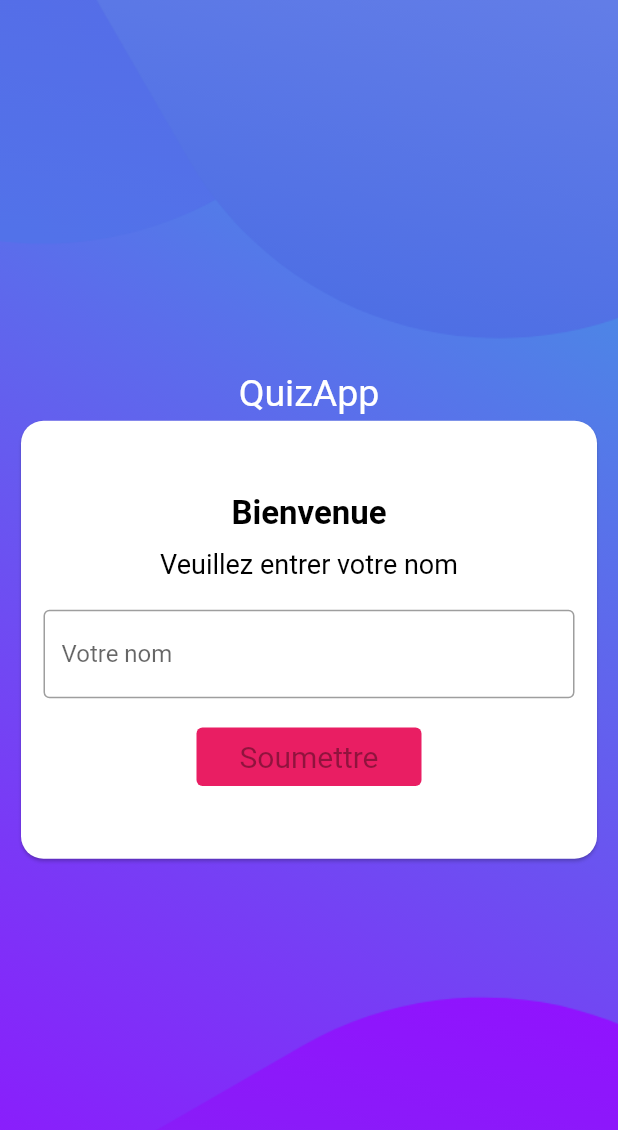
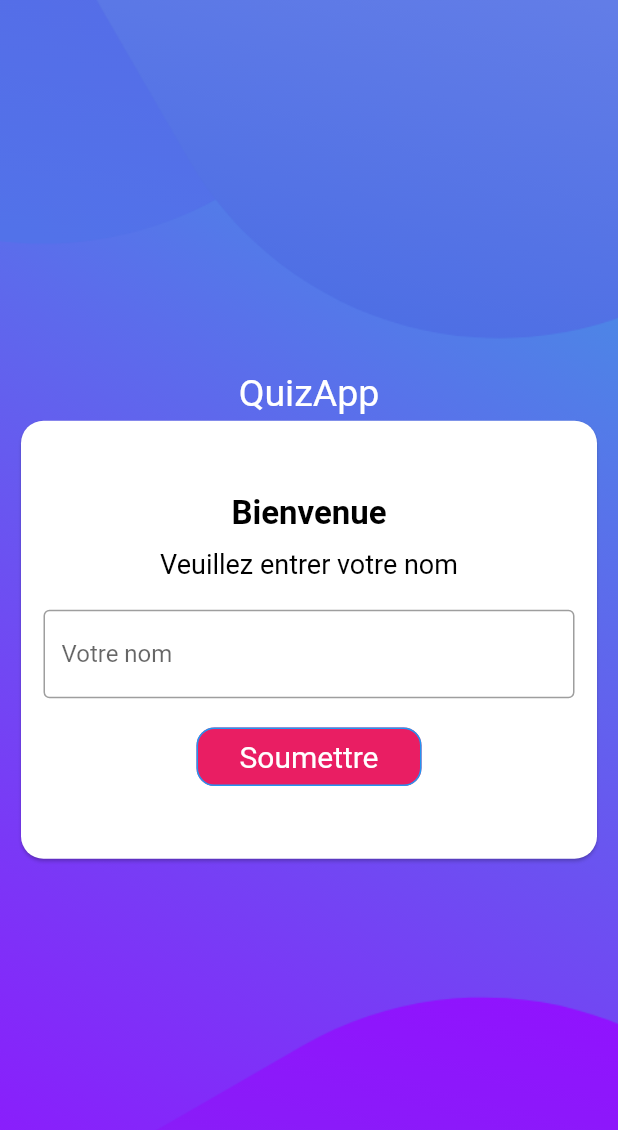
Before and after one commit to cyberplanete/quiz_app, a Flutter app: the screen it shows after launch, on a phone screen of 412 x 824 dp. Shown: the top 1130 px of the screen. Run offline on Flutter 3.47's test engine with Material 2 defaults, Android fonts, the phone set to English and light mode, and no system bars.

```diff
--- a/lib/Pages/loginPage.dart
+++ b/lib/Pages/loginPage.dart
@@ -1,6 +1,8 @@
 import 'dart:ui';
 
 import 'package:flutter/material.dart';
+import 'package:quiz_app/Pages/questionPage.dart';
+import 'package:quiz_app/myWidgets/MyButton.dart';
 import 'package:quiz_app/myWidgets/MyTextField.dart';
 
 class LoginPage extends StatelessWidget {
@@ -61,17 +63,20 @@ class LoginPage extends StatelessWidget {
                           hintText: 'Votre nom',
                         ),
                       ),
-                      SizedBox(
-                        width: 150,
-                        child: TextButton(
-                          onPressed: null,
-                          child: Text('Soumettre'),
-                          style: ButtonStyle(
-                              textStyle: MaterialStateProperty.all<TextStyle>(
-                                  TextStyle(color: Colors.white, fontSize: 20)),
-                              backgroundColor: MaterialStateProperty.all<Color>(
-                                  Colors.pink)),
-                        ),
+                      MyButton(
+                        borderRadius: 12,
+                        borderSideColor: Colors.blue,
+                        texte: 'Soumettre',
+                        texteColor: Colors.white,
+                        couleurButton: Colors.pink,
+                        size: 150,
+                        onPressed: () {
+                          // Empecher l'utilisateur de revenir en arrière
+                          Navigator.of(context).pushAndRemoveUntil(
+                              MaterialPageRoute(
+                                  builder: (context) => QuestionPage()),
+                              (route) => false);
+                        },
                       )
                     ],
                   ),
--- /dev/null
+++ b/lib/myWidgets/MyButton.dart
@@ -0,0 +1,44 @@
+import 'package:flutter/material.dart';
+
+class MyButton extends StatelessWidget {
+  final String texte;
+  final Color texteColor;
+  final Color couleurButton;
+  final double size;
+  final VoidCallback onPressed;
+  final double borderRadius;
+  final Color borderSideColor;
+  const MyButton({
+    required this.texte,
+    required this.texteColor,
+    required this.couleurButton,
+    required this.size,
+    required this.onPressed,
+    required this.borderRadius,
+    required this.borderSideColor,
+  }) : super();
+
+  @override
+  Widget build(BuildContext context) {
+    return SizedBox(
+      width: size,
+      child: TextButton(
+        onPressed: () {
+          onPressed();
+        },
+        child: Text(
+          texte,
+          style: TextStyle(color: texteColor),
+        ),
+        style: ButtonStyle(
+            shape: MaterialStateProperty.all<RoundedRectangleBorder>(
+                RoundedRectangleBorder(
+                    borderRadius: BorderRadius.circular(borderRadius),
+                    side: BorderSide(color: borderSideColor))),
+            textStyle: MaterialStateProperty.all<TextStyle>(
+                TextStyle(color: Colors.white, fontSize: 20)),
+            backgroundColor: MaterialStateProperty.all<Color>(couleurButton)),
+      ),
+    );
+  }
+}
--- a/lib/question.dart
+++ b/lib/question.dart
@@ -3,7 +3,7 @@ import 'package:flutter/cupertino.dart';
 class QuestionModel {
   int id;
   String question;
-  AssetImage image;
+  String imageURL;
   String optionOne;
   String optionTwo;
   String optionThree;
@@ -13,7 +13,7 @@ class QuestionModel {
   QuestionModel(
       {required this.id,
       required this.question,
-      required this.image,
+      required this.imageURL,
       required this.optionOne,
       required this.optionTwo,
       required this.optionThree,
--- a/pubspec.yaml
+++ b/pubspec.yaml
@@ -46,7 +46,7 @@ flutter:
 
   # To add assets to your application, add an assets section, like this:
   assets:
-     - assets/ic_bg.png
+     - assets/
 
   # An image asset can refer to one or more resolution-specific "variants", see
   # https://flutter.dev/assets-and-images/#resolution-aware.
```
Also changed, not shown: lib/Pages/questionPage.dart (+67 -0 lines), lib/dataQuestions.dart (+10 -10 lines), lib/main.dart (+0 -85 lines), lib/myWidgets/MyPaddingButtonOption.dart (added, +29 -0 lines).
